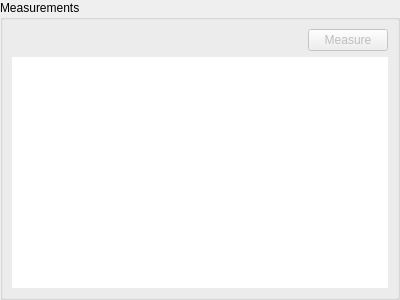
Above: src/widgets/measurement_table.ui from CLSA/cypress before the change. Below: the same form after it.
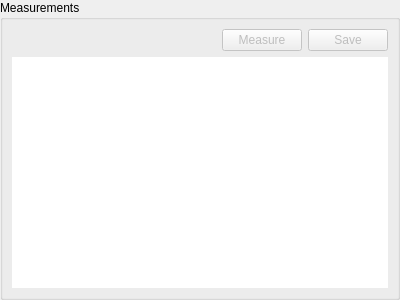
That is the form after the change.

What changed in the file:
```diff
--- a/src/widgets/measurement_table.ui
+++ b/src/widgets/measurement_table.ui
@@ -60,6 +60,16 @@
           </property>
          </widget>
         </item>
+        <item>
+         <widget class="QPushButton" name="saveButton">
+          <property name="enabled">
+           <bool>false</bool>
+          </property>
+          <property name="text">
+           <string>Save</string>
+          </property>
+         </widget>
+        </item>
        </layout>
       </item>
       <item>
```
